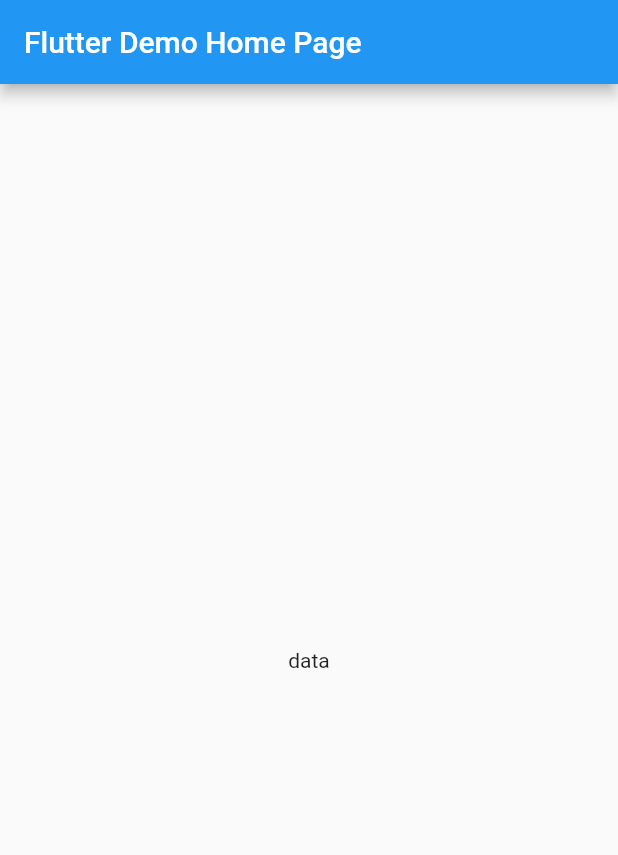
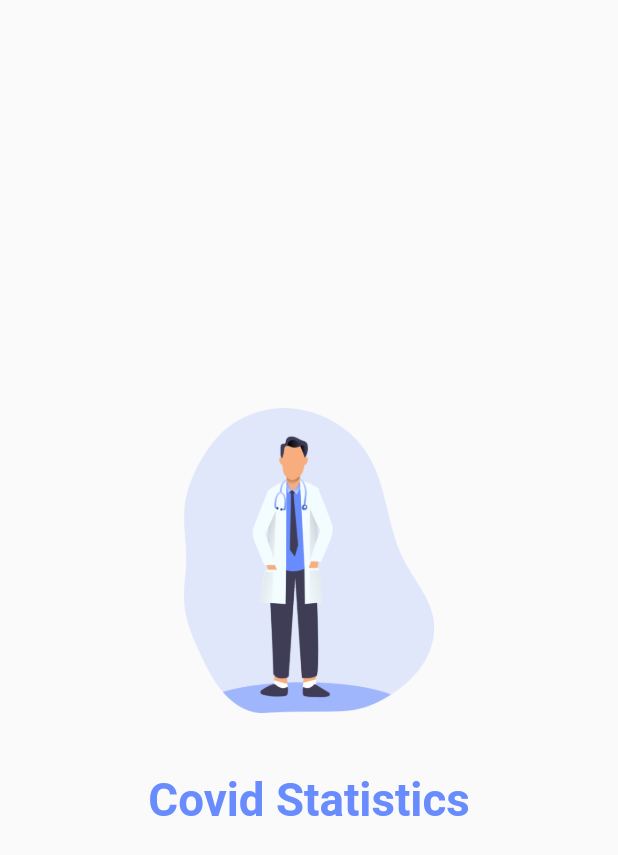
Before and after one commit to Youcef-Abdelliche/covid-statistics, a Flutter app: the first screen one second after launch, on a phone screen of 412 x 824 dp. Shown: the top 855 px of the screen. Run offline on Flutter 3.47's test engine with Material 2 defaults, Android fonts, the phone set to English and light mode, and no system bars.

Commit message:
add world statistics backend

```diff
--- /dev/null
+++ b/lib/constants.dart
@@ -0,0 +1,3 @@
+import 'package:flutter/material.dart';
+
+const kPrimaryColor = Color(0xFF);
--- a/lib/main.dart
+++ b/lib/main.dart
@@ -1,4 +1,6 @@
 import 'package:flutter/material.dart';
+
+import 'view/welcome/welcome.dart';
 
 void main() {
   runApp(MyApp());
@@ -11,60 +13,10 @@ class MyApp extends StatelessWidget {
     return MaterialApp(
       title: 'Flutter Demo',
       theme: ThemeData(
-        // This is the theme of your application.
-        //
-        // Try running your application with "flutter run". You'll see the
-        // application has a blue toolbar. Then, without quitting the app, try
-        // changing the primarySwatch below to Colors.green and then invoke
-        // "hot reload" (press "r" in the console where you ran "flutter run",
-        // or simply save your changes to "hot reload" in a Flutter IDE).
-        // Notice that the counter didn't reset back to zero; the application
-        // is not restarted.
         primarySwatch: Colors.blue,
-        // This makes the visual density adapt to the platform that you run
-        // the app on. For desktop platforms, the controls will be smaller and
-        // closer together (more dense) than on mobile platforms.
         visualDensity: VisualDensity.adaptivePlatformDensity,
       ),
-      home: MyHomePage(title: 'Flutter Demo Home Page'),
+      home: WelcomeScreen(),
     );
   }
 }
-
-class MyHomePage extends StatefulWidget {
-  MyHomePage({Key key, this.title}) : super(key: key);
-
-  // This widget is the home page of your application. It is stateful, meaning
-  // that it has a State object (defined below) that contains fields that affect
-  // how it looks.
-
-  // This class is the configuration for the state. It holds the values (in this
-  // case the title) provided by the parent (in this case the App widget) and
-  // used by the build method of the State. Fields in a Widget subclass are
-  // always marked "final".
-
-  final String title;
-
-  @override
-  _MyHomePageState createState() => _MyHomePageState();
-}
-
-class _MyHomePageState extends State<MyHomePage> {
-  @override
-  Widget build(BuildContext context) {
-    // This method is rerun every time setState is called, for instance as done
-    // by the _incrementCounter method above.
-    //
-    // The Flutter framework has been optimized to make rerunning build methods
-    // fast, so that you can just rebuild anything that needs updating rather
-    // than having to individually change instances of widgets.
-    return Scaffold(
-        appBar: AppBar(
-          // Here we take the value from the MyHomePage object that was created by
-          // the App.build method, and use it to set our appbar title.
-          title: Text(widget.title),
-        ),
-        body: Center(child: Text("data"))// This trailing comma makes auto-formatting nicer for build methods.
-        );
-  }
-}
--- /dev/null
+++ b/lib/services/covid_service.dart
@@ -0,0 +1,20 @@
+import 'dart:convert';
+import 'package:covid_statistics/models/world_statistics.dart';
+//import 'package:flutter/material.dart';
+import 'package:http/http.dart' as http;
+
+class CovidService {
+  Future<WorldStatistics> getCovidWorldStatistics() async {
+    final response = await http.get("https://disease.sh/v3/covid-19/all");
+    if (response.statusCode == 200) {
+      // If the server did return a 200 OK response,
+      // then parse the JSON.
+      print("Status: 200 OK");
+      return WorldStatistics.fromJson(json.decode(response.body));
+    } else {
+      // If the server did not return a 200 OK response,
+      // then throw an exception.
+      throw Exception('Failed to load statistics');
+    }
+  }
+}
--- /dev/null
+++ b/lib/size_config.dart
@@ -0,0 +1,30 @@
+import 'package:flutter/material.dart';
+
+class SizeConfig {
+  static MediaQueryData _mediaQueryData;
+  static double screenWidth;
+  static double screenHeight;
+  static double defaultSize;
+  static Orientation orientation;
+
+  void init(BuildContext context) {
+    _mediaQueryData = MediaQuery.of(context);
+    screenWidth = _mediaQueryData.size.width;
+    screenHeight = _mediaQueryData.size.height;
+    orientation = _mediaQueryData.orientation;
+  }
+}
+
+// Get the proportionate height as per screen size
+double getProportionateScreenHeight(double inputHeight) {
+  double screenHeight = SizeConfig.screenHeight;
+  // 812 is the layout height that designer use
+  return (inputHeight / 812.0) * screenHeight;
+}
+
+// Get the proportionate height as per screen size
+double getProportionateScreenWidth(double inputWidth) {
+  double screenWidth = SizeConfig.screenWidth;
+  // 375 is the layout width that designer use
+  return (inputWidth / 375.0) * screenWidth;
+}
--- a/lib/home/home.dart
+++ b/lib/view/home/home.dart
@@ -1,4 +1,6 @@
 import 'package:flutter/material.dart';
+
+import 'components/body.dart';
 
 class HomeScreen extends StatefulWidget {
   @override
@@ -8,8 +10,8 @@ class HomeScreen extends StatefulWidget {
 class _HomeScreenState extends State<HomeScreen> {
   @override
   Widget build(BuildContext context) {
-    return Container(
-
+    return Scaffold(
+      body: Body(),
     );
   }
 }
--- /dev/null
+++ b/lib/view/welcome/welcome.dart
@@ -0,0 +1,51 @@
+import 'dart:async';
+import 'package:covid_statistics/size_config.dart';
+import 'package:covid_statistics/view/home/home.dart';
+import 'package:flutter/material.dart';
+
+class WelcomeScreen extends StatefulWidget {
+  @override
+  _WelcomeScreenState createState() => _WelcomeScreenState();
+}
+
+class _WelcomeScreenState extends State<WelcomeScreen> {
+  @override
+  void initState() {
+    super.initState();
+    /*Future.delayed(Duration(seconds: 3), () {
+      Navigator.of(context).pushReplacement(
+          MaterialPageRoute(builder: (context) => HomeScreen()));
+    });*/
+
+    Timer(Duration(seconds: 3), () {
+      Navigator.pushReplacement(
+          context, MaterialPageRoute(builder: (context) => HomeScreen()));
+    });
+  }
+
+  @override
+  Widget build(BuildContext context) {
+    SizeConfig().init(context);
+    return Scaffold(
+        body: Center(
+      child: Column(
+        mainAxisAlignment: MainAxisAlignment.center,
+        children: [
+          Image.asset(
+            "assets/images/doctor.png",
+            height: getProportionateScreenHeight(200),
+            width: getProportionateScreenWidth(160),
+          ),
+          SizedBox(height: getProportionateScreenHeight(40)),
+          Text(
+            "Covid Statistics",
+            style: TextStyle(
+                color: Color(0xFF688BFD),
+                fontWeight: FontWeight.bold,
+                fontSize: getProportionateScreenHeight(30)),
+          )
+        ],
+      ),
+    ));
+  }
+}
--- a/pubspec.yaml
+++ b/pubspec.yaml
@@ -30,6 +30,7 @@ dependencies:
   cupertino_icons: ^0.1.3
   provider: ^4.3.2+1
   flutter_svg: ^0.18.1
+  http: ^0.12.2
 
 dev_dependencies:
   flutter_test:
@@ -47,9 +48,8 @@ flutter:
   uses-material-design: true
 
   # To add assets to your application, add an assets section, like this:
-  # assets:
-  #   - images/a_dot_burr.jpeg
-  #   - images/a_dot_ham.jpeg
+  assets:
+    - assets/images/
 
   # An image asset can refer to one or more resolution-specific "variants", see
   # https://flutter.dev/assets-and-images/#resolution-aware.
```
Also changed, not shown: lib/models/world_statistics.dart (added, +32 -0 lines), lib/view/home/components/body.dart (added, +44 -0 lines), assets/images/doctor.png (added), lib/home/welcome/welcome.dart (deleted), pubspec.lock.
